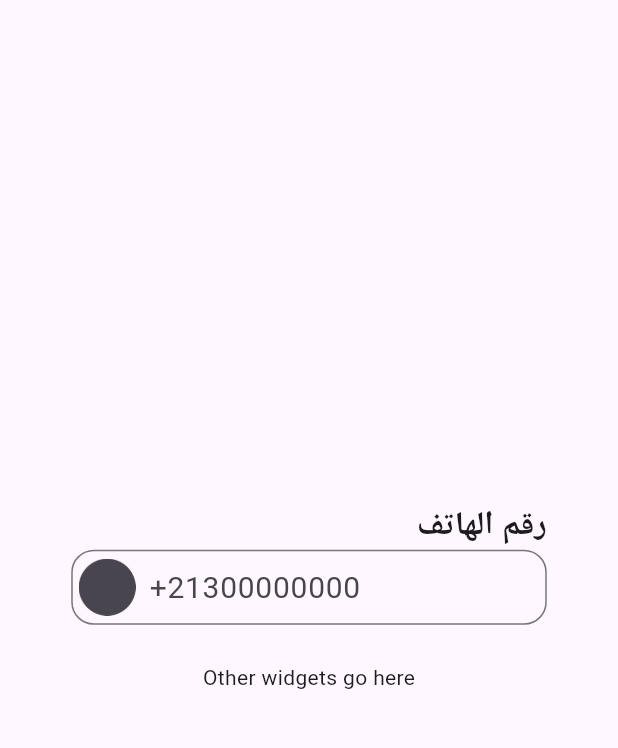
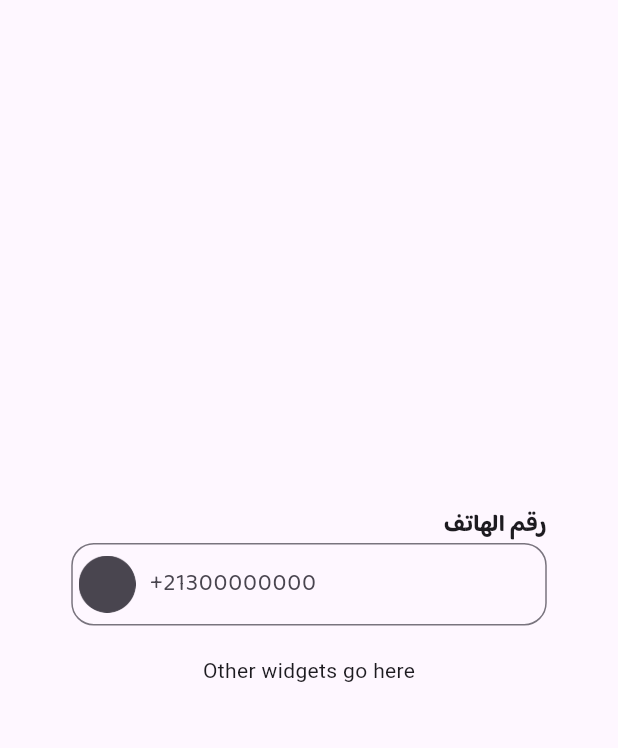
Before and after one commit to BaraaFatimaZohraLALAGUI/Hackathon_SHESEM_oran, a Flutter app: the screen it shows after launch, on a phone screen of 412 x 824 dp, the part 63-811 px from its top. Run offline on Flutter 3.47's test engine with Material 3 defaults, Android fonts, the light colour scheme and no system bars; our stand-ins replace file_picker; Roboto replaces fonts that are missing (Arslan).

Commit message:
signup genycolog

```diff
--- a/meelad/lib/widgets/textfield.dart
+++ b/meelad/lib/widgets/textfield.dart
@@ -10,8 +10,8 @@ Widget buildTextField(TextEditingController controller, String label, String hin
         Text(
           label,
           style: const TextStyle(
-            fontFamily: 'Arslan',
-            fontSize: 22,
+            fontFamily: 'Baloo',
+            fontSize: 16,
             fontWeight: FontWeight.bold
           ),
         ),
@@ -19,12 +19,12 @@ Widget buildTextField(TextEditingController controller, String label, String hin
           width: 317,
           height: 55,
           child: TextField(
-            style: const TextStyle(color: Colors.grey ,fontSize: 16, fontFamily: 'Arslan'),
+            style: const TextStyle(color: Colors.grey, fontSize: 16, fontFamily: 'Baloo'),
             controller: controller,
             textAlignVertical: TextAlignVertical.bottom,
             decoration: InputDecoration(
               hintText: hint,
-              hintStyle: const TextStyle(fontSize: 20),
+              hintStyle: const TextStyle(fontSize: 16),
               prefixIcon: Padding(
                 padding: const EdgeInsets.all(5.0),
                 child: ImageIcon(
@@ -32,8 +32,7 @@ Widget buildTextField(TextEditingController controller, String label, String hin
                   size: 22,
                 ),
               ),
-              contentPadding: const EdgeInsets.all(10.0),
-              floatingLabelBehavior: FloatingLabelBehavior.never,
+              contentPadding: const EdgeInsets.all(20.0),
               border: OutlineInputBorder(
                 borderRadius: BorderRadius.circular(15),
                 borderSide: const BorderSide(color: Color(0xFFB2A4FF), width: 5.0),
```
Also changed, not shown: meelad/lib/logingeny.dart (added, +49 -0 lines), meelad/lib/widgets/uploadfile.dart (added, +47 -0 lines), meelad/pubspec.yaml (+10 -0 lines), meelad/assets/fonts/Baloo-Bold.ttf (added), meelad/assets/fonts/Baloo-Regular.ttf (added), meelad/assets/fonts/Gulzar-Regular.ttf (added), meelad/assets/icons/bgsignupgeny.png (added), meelad/pubspec.lock.
